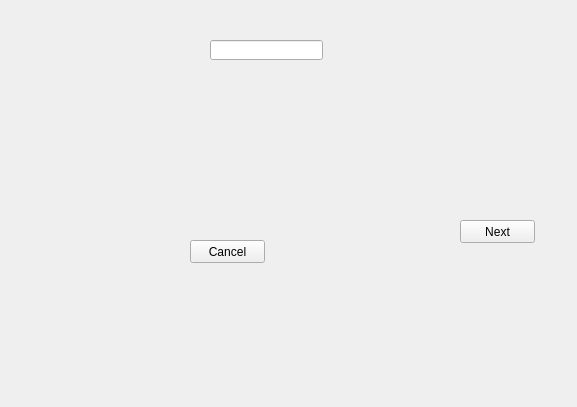
JoaoCarlosNascimento/HandSignLanguage, file menus/create_menu/create_menu.ui: the form before one commit.
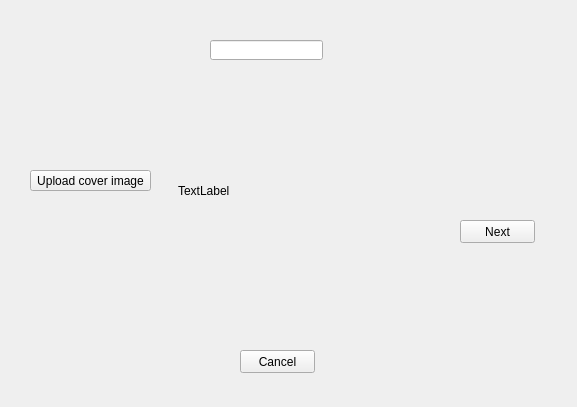
The form after the commit.

The edit to the form file:
```diff
--- a/menus/create_menu/create_menu.ui
+++ b/menus/create_menu/create_menu.ui
@@ -39,8 +39,8 @@
   <widget class="QPushButton" name="pb_back">
    <property name="geometry">
     <rect>
-     <x>190</x>
-     <y>240</y>
+     <x>240</x>
+     <y>350</y>
      <width>75</width>
      <height>23</height>
     </rect>
@@ -49,6 +49,35 @@
     <string>Cancel</string>
    </property>
   </widget>
+  <widget class="QPushButton" name="pb_upload">
+   <property name="geometry">
+    <rect>
+     <x>30</x>
+     <y>170</y>
+     <width>121</width>
+     <height>21</height>
+    </rect>
+   </property>
+   <property name="text">
+    <string>Upload cover image</string>
+   </property>
+  </widget>
+  <widget class="QLabel" name="preview">
+   <property name="geometry">
+    <rect>
+     <x>178</x>
+     <y>105</y>
+     <width>211</width>
+     <height>171</height>
+    </rect>
+   </property>
+   <property name="text">
+    <string>TextLabel</string>
+   </property>
+   <property name="scaledContents">
+    <bool>true</bool>
+   </property>
+  </widget>
  </widget>
  <resources/>
  <connections/>
```
Left out of the diff: 2 changed lines with no effect on the pictures.
